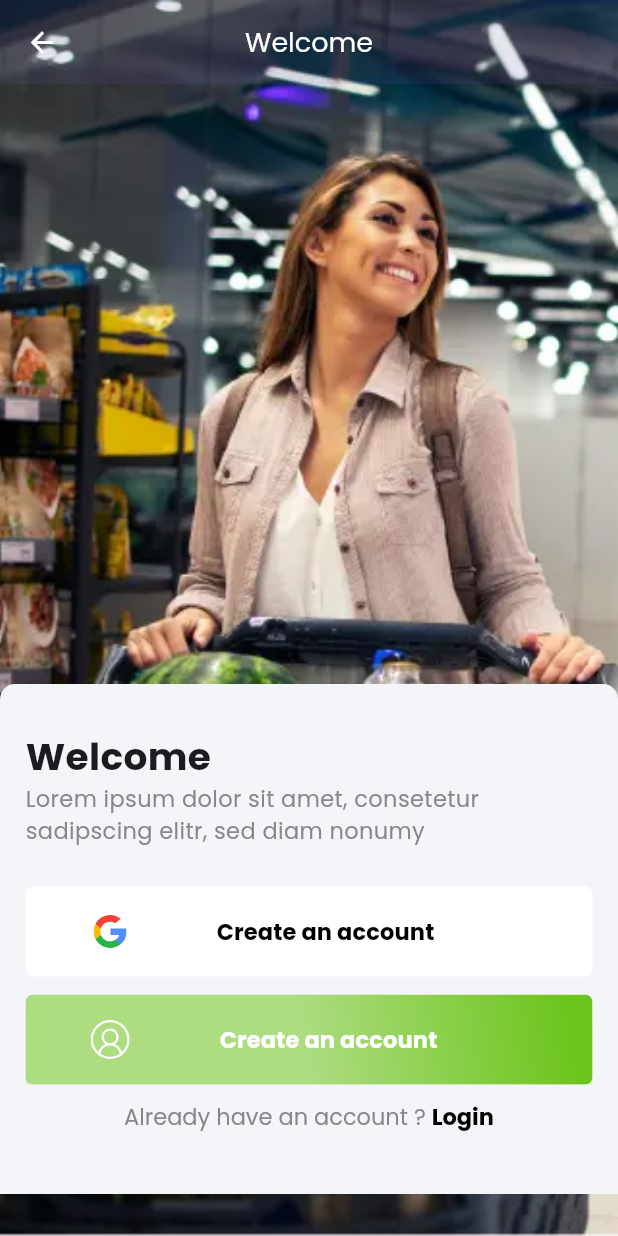
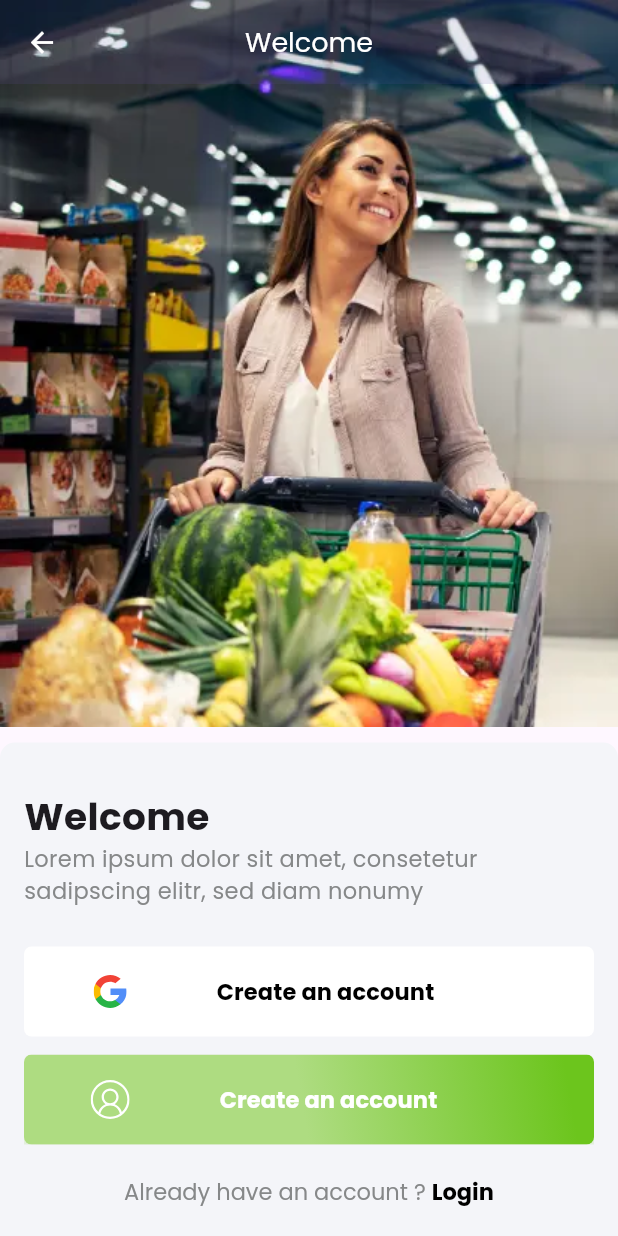
Before and after one commit to Alireza-Seif/Grocery-App, a Flutter app: the screen it shows after launch, after a tap on "Get started", on a phone screen of 412 x 824 dp. Run offline on Flutter 3.47's test engine with Material 3 defaults, Android fonts, the phone set to English and light mode, and no system bars; our stand-ins replace carousel_slider, flutter_svg, get.

Commit message:
refactor: reconstruction of the WellcomeScreen

```diff
--- a/lib/screens/auth/auth_wdlcome.dart
+++ b/lib/screens/auth/auth_wdlcome.dart
@@ -2,6 +2,7 @@ import 'package:flutter/gestures.dart';
 import 'package:flutter/material.dart';
 import 'package:grocery/screens/auth/auth_login.dart';
 import 'package:grocery/widgets/auth_widgets/app_bar.dart';
+import 'package:grocery/widgets/auth_widgets/up_ide.dart';
 
 import '../../components/buttons/auth_button.dart';
 import '../../components/buttons/google_button.dart';
@@ -22,30 +23,18 @@ class WelcomeScreen extends StatelessWidget {
         inputDecorationTheme: const InputDecorationTheme(
           contentPadding: EdgeInsets.all(16.0),
         ),
-        // Add other theme configurations as needed
       ),
       child: Scaffold(
-        body: Container(
-          decoration: BoxDecoration(
-            image: DecorationImage(
-              image: AssetImage(MyImages.auth1),
-              fit: BoxFit.cover,
-            ),
-          ),
-          child: Center(
-            child: Column(
+        body: SingleChildScrollView(
+          child: Stack(
             children: [
-                CustomAppBar(
-                  leading: const BackButtonWidget(
-                    destinationPage: IntroSliderPage(),
-                  ),
-                  titleText: 'Welcome',
-                ),
-                const SizedBox(
-                  height: 400,
+              UpSide(
+                imgAsset: MyImages.auth1,
+                destinationPage: const IntroSliderPage(),
               ),
               Container(
-                  padding: const EdgeInsets.fromLTRB(17, 30, 17, 40),
+                margin: const EdgeInsets.only(top: 495),
+                padding: const EdgeInsets.fromLTRB(16, 31, 16, 10),
                 decoration: const BoxDecoration(
                   color: AppColors.background2,
                   borderRadius: BorderRadius.only(
@@ -82,7 +71,7 @@ class WelcomeScreen extends StatelessWidget {
                       },
                     ),
                     const SizedBox(
-                        height: 10,
+                      height: 20,
                     ),
                     Row(
                       mainAxisAlignment: MainAxisAlignment.center,
@@ -113,6 +102,9 @@ class WelcomeScreen extends StatelessWidget {
                         ),
                       ],
                     ),
+                    const SizedBox(
+                      height: 39,
+                    )
                   ],
                 ),
               ),
@@ -120,7 +112,6 @@ class WelcomeScreen extends StatelessWidget {
           ),
         ),
       ),
-      ),
     );
   }
 }
```
Lines whose indentation alone changed are shown as unchanged.
